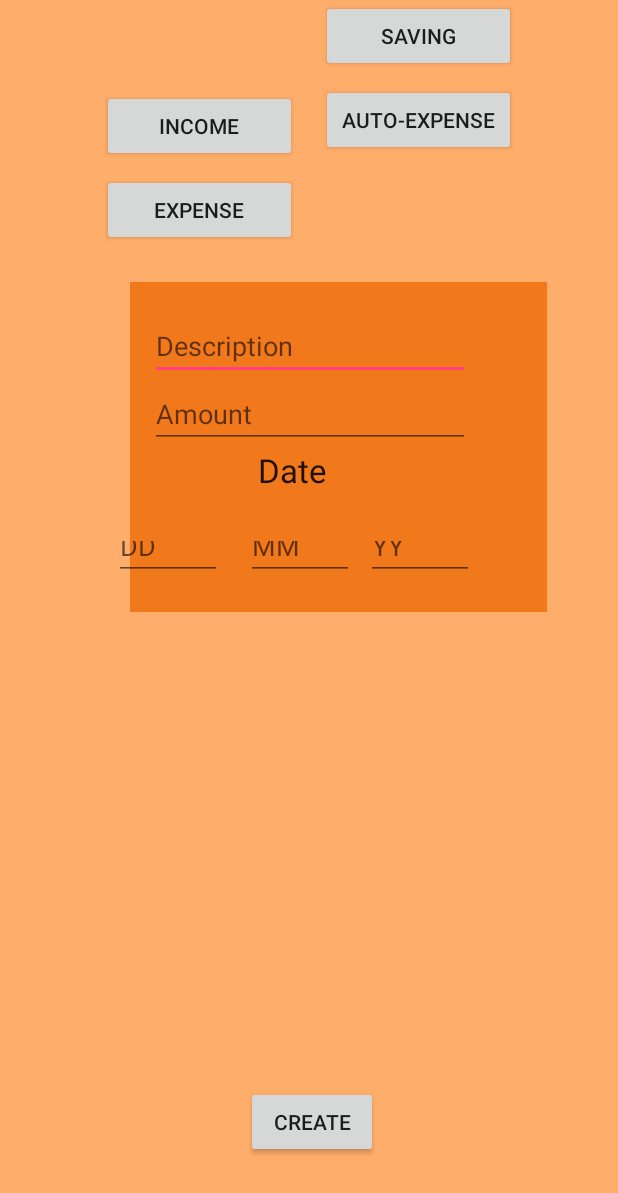
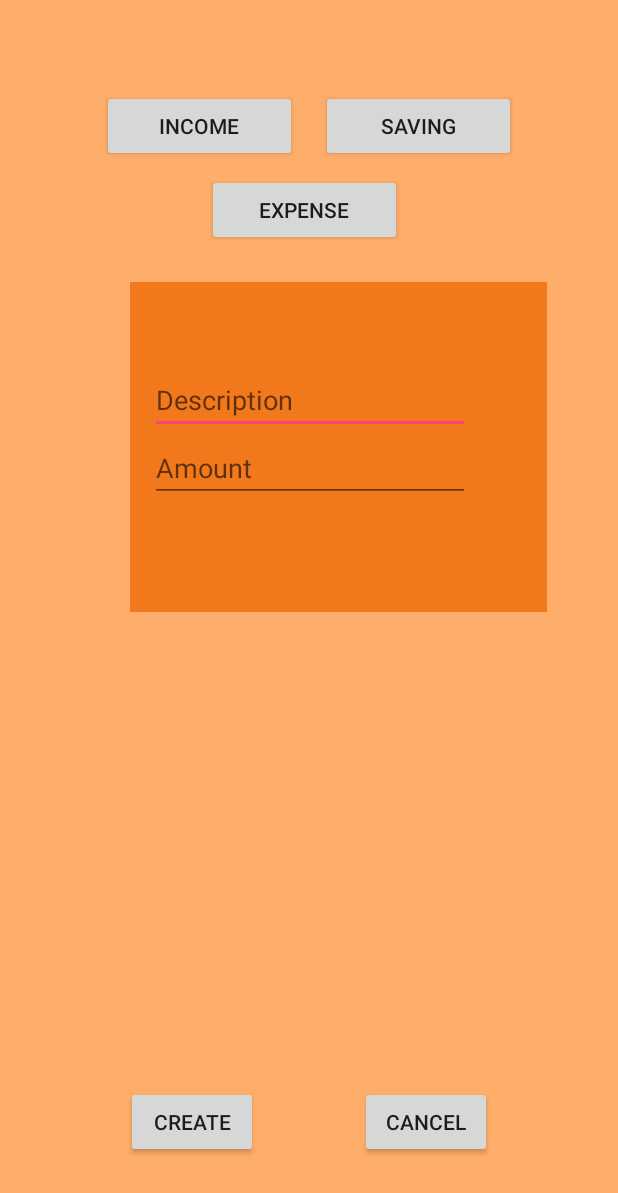
Before and after one commit to bestzxcmos03/MoneyKeeper, an Android app: the NewTransaction screen opened directly, with no data from a screen before it, on a phone screen of 412 x 824 dp. Shown: the top 1193 px of the screen. Run offline under Robolectric (Android 15) with nearby library versions, the phone set to English and light mode, and no system bars.

Commit message:
Group4 update 2.0

```diff
--- a/app/src/main/res/layout/new_transaction.xml
+++ b/app/src/main/res/layout/new_transaction.xml
@@ -26,9 +26,10 @@
         android:layout_width="130dp"
         android:layout_height="wrap_content"
         android:layout_marginTop="116dp"
+        android:layout_marginEnd="76dp"
         android:onClick="addExpense"
         android:text="Expense"
-        app:layout_constraintEnd_toEndOf="@+id/income"
+        app:layout_constraintEnd_toEndOf="@+id/saving"
         app:layout_constraintTop_toTopOf="parent" />
 
     <Button
@@ -36,23 +37,11 @@
         android:layout_width="130dp"
         android:layout_height="wrap_content"
         android:layout_marginStart="16dp"
+        android:layout_marginTop="60dp"
         android:onClick="addSaving"
         android:text="Saving"
         app:layout_constraintStart_toEndOf="@+id/income"
-        tools:layout_editor_absoluteY="63dp" />
-
-    <Button
-        android:id="@+id/autoExpense"
-        android:layout_width="130dp"
-        android:layout_height="wrap_content"
-        android:layout_marginStart="24dp"
-        android:layout_marginTop="8dp"
-        android:layout_marginEnd="8dp"
-        android:onClick="addAutoExpense"
-        android:text="Auto-Expense"
-        app:layout_constraintEnd_toEndOf="@+id/saving"
-        app:layout_constraintStart_toEndOf="@+id/expense"
-        app:layout_constraintTop_toBottomOf="@+id/saving" />
+        app:layout_constraintTop_toTopOf="parent" />
 
     <View
         android:id="@+id/view"
@@ -71,8 +60,8 @@
         android:id="@+id/create"
         android:layout_width="wrap_content"
         android:layout_height="wrap_content"
+        android:layout_marginStart="84dp"
         android:layout_marginBottom="52dp"
-        android:layout_marginStart="164dp"
         android:onClick="create"
         android:text="Create"
         app:layout_constraintBottom_toBottomOf="parent"
@@ -83,7 +72,7 @@
         android:layout_width="wrap_content"
         android:layout_height="wrap_content"
         android:layout_marginStart="100dp"
-        android:layout_marginTop="208dp"
+        android:layout_marginTop="244dp"
         android:ems="10"
         android:hint="Description"
         android:inputType="textEmailAddress"
@@ -101,53 +90,14 @@
         app:layout_constraintStart_toStartOf="parent"
         app:layout_constraintTop_toBottomOf="@+id/editText3" />
 
-    <EditText
-        android:id="@+id/editText6"
-        android:layout_width="72dp"
-        android:layout_height="36dp"
-        android:layout_marginStart="76dp"
-        android:layout_marginTop="12dp"
-        android:ems="10"
-        android:hint="DD"
-        android:inputType="date"
-        app:layout_constraintStart_toStartOf="parent"
-        app:layout_constraintTop_toBottomOf="@+id/textView3" />
-
-    <EditText
-        android:id="@+id/editText7"
-        android:layout_width="72dp"
-        android:layout_height="36dp"
-        android:layout_marginStart="16dp"
-        android:layout_marginTop="12dp"
-        android:ems="10"
-        android:hint="MM"
-        android:inputType="date"
-        app:layout_constraintStart_toEndOf="@+id/editText6"
-        app:layout_constraintTop_toBottomOf="@+id/textView3" />
-
-    <EditText
-        android:id="@+id/editText8"
-        android:layout_width="72dp"
-        android:layout_height="36dp"
-        android:layout_marginStart="8dp"
-        android:layout_marginTop="12dp"
-        android:layout_marginEnd="8dp"
-        android:ems="10"
-        android:hint="YY"
-        android:inputType="date"
-        app:layout_constraintEnd_toEndOf="parent"
-        app:layout_constraintHorizontal_bias="0.0"
-        app:layout_constraintStart_toEndOf="@+id/editText7"
-        app:layout_constraintTop_toBottomOf="@+id/textView3" />
-
-    <TextView
-        android:id="@+id/textView3"
-        android:layout_width="106dp"
-        android:layout_height="40dp"
-        android:layout_marginStart="172dp"
-        android:text="Date"
-        android:textAppearance="@style/TextAppearance.AppCompat.Large"
-        app:layout_constraintStart_toStartOf="parent"
-        app:layout_constraintTop_toBottomOf="@+id/editText5" />
+    <Button
+        android:id="@+id/button"
+        android:layout_width="wrap_content"
+        android:layout_height="wrap_content"
+        android:layout_marginStart="68dp"
+        android:onClick="goToMain"
+        android:text="Cancel"
+        app:layout_constraintStart_toEndOf="@+id/create"
+        app:layout_constraintTop_toTopOf="@+id/create" />
 
 </android.support.constraint.ConstraintLayout>
```
Also changed, not shown: app/src/main/java/com/example/itar/moneykeeper2/Database.java (+2 -9 lines), app/src/main/java/com/example/itar/moneykeeper2/MainActivity.java (+76 -80 lines), app/src/main/res/layout/check_transaction.xml (+17 -1 lines).
